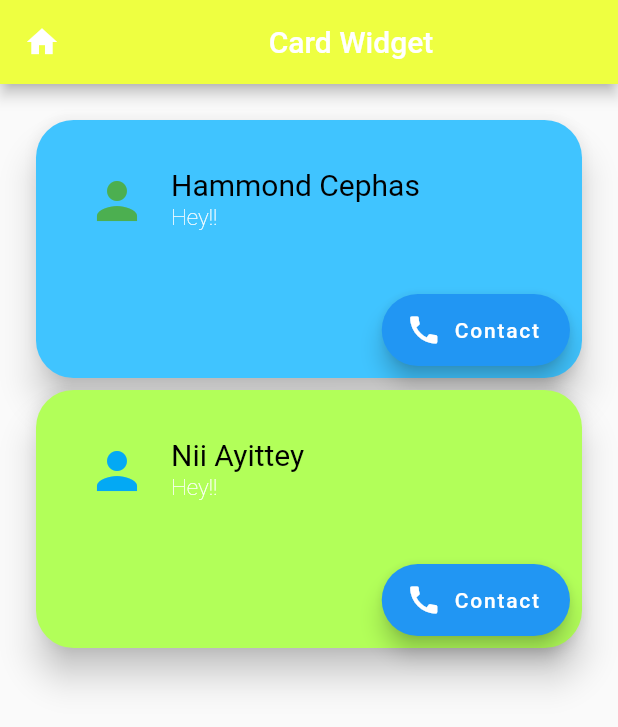
After one commit to Cephas-Hammond/safe_space, a Flutter app: the Homepage screen opened directly, on a phone screen of 412 x 824 dp. The commit adds this screen. Shown: the top 727 px of the screen. Run offline on Flutter 3.47's test engine with Material 2 defaults, Android fonts, the phone set to English and light mode, and no system bars; our stand-ins replace intro_slider.

Commit message:
Added a test home screen, would be changed soon

```diff
--- /dev/null
+++ b/safe_space/lib/home.dart
@@ -0,0 +1,124 @@
+import 'package:flutter/material.dart';
+
+class Homepage extends StatefulWidget {
+  @override
+  _HomepageState createState() => _HomepageState();
+}
+
+class _HomepageState extends State<Homepage> {
+  @override
+  Widget build(BuildContext context) {
+    return Scaffold(
+      appBar: AppBar(
+        title: Center(
+          child: Text('Card Widget'),
+        ),
+        leading: Icon(Icons.home),
+        backgroundColor: Colors.limeAccent,
+      ),
+      body: Padding(
+        padding: const EdgeInsets.all(20.0),
+        child: Column(
+          children: [
+            Card(
+              color: Colors.lightBlueAccent,
+              shape: RoundedRectangleBorder(
+                borderRadius: BorderRadius.circular(25),
+              ),
+              elevation: 10,
+              child: Column(
+                mainAxisSize: MainAxisSize.min,
+                children: [
+                  Padding(
+                    padding: const EdgeInsets.all(18.0),
+                    child: ListTile(
+                      leading: Icon(
+                        Icons.person,
+                        size: 40,
+                        color: Colors.green,
+                      ),
+                      title: Text(
+                        'Hammond Cephas',
+                        style: TextStyle(
+                          fontSize: 20,
+                          color: Colors.black,
+                        ),
+                      ),
+                      subtitle: Text(
+                        'Hey!!',
+                        style: TextStyle(
+                          fontSize: 15,
+                          color: Colors.white,
+                          fontWeight: FontWeight.w200,
+                        ),
+                      ),
+                    ),
+                  ),
+                  ButtonBar(
+                    //alignment: MainAxisAlignment.spaceEvenly,
+                    //mainAxisSize: MainAxisSize.min,
+                    children: [
+                      FloatingActionButton.extended(
+                        onPressed: () {},
+                        label: Text('Contact'),
+                        icon: Icon(Icons.call),
+                      ),
+                    ],
+                  )
+                ],
+              ),
+            ),
+            Card(
+              color: Colors.lightGreenAccent,
+              shape: RoundedRectangleBorder(
+                borderRadius: BorderRadius.circular(25),
+              ),
+              elevation: 10,
+              child: Column(
+                mainAxisSize: MainAxisSize.min,
+                children: [
+                  Padding(
+                    padding: const EdgeInsets.all(18.0),
+                    child: ListTile(
+                      leading: Icon(
+                        Icons.person,
+                        size: 40,
+                        color: Colors.lightBlue,
+                      ),
+                      title: Text(
+                        'Nii Ayittey',
+                        style: TextStyle(
+                          fontSize: 20,
+                          color: Colors.black,
+                        ),
+                      ),
+                      subtitle: Text(
+                        'Hey!!',
+                        style: TextStyle(
+                          fontSize: 15,
+                          color: Colors.white,
+                          fontWeight: FontWeight.w200,
+                        ),
+                      ),
+                    ),
+                  ),
+                  ButtonBar(
+                    //alignment: MainAxisAlignment.spaceEvenly,
+                    //mainAxisSize: MainAxisSize.min,
+                    children: [
+                      FloatingActionButton.extended(
+                        onPressed: () {},
+                        label: Text('Contact'),
+                        icon: Icon(Icons.call),
+                      ),
+                    ],
+                  )
+                ],
+              ),
+            ),
+          ],
+        ),
+      ),
+    );
+  }
+}
--- a/safe_space/lib/intro_slider.dart
+++ b/safe_space/lib/intro_slider.dart
@@ -6,6 +6,8 @@ import 'package:flutter/material.dart';
 import 'package:intro_slider/dot_animation_enum.dart';
 import 'package:intro_slider/intro_slider.dart';
 import 'package:intro_slider/slide_object.dart';
+
+import 'home.dart';
 
 class IntroSliderPage extends StatefulWidget {
   @override
@@ -106,13 +108,8 @@ class _IntroSliderPageState extends State<IntroSliderPage> {
           style: TextStyle(color: Colors.green[700]),
         ),
         renderDoneBtn: Text(
-        "Done", style: TextStyle(color: Colors.green[700]),
-        //     onPressed: () {
-        //   Timer(Duration(seconds: 3), () {
-        //     Navigator.of(context)
-        //         .pushReplacement(MaterialPageRoute(builder: (_) => Homepage()));
-        //   });
-        // }
+          "Done",
+          style: TextStyle(color: Colors.green[700]),
         ),
         colorDoneBtn: Colors.green,
         colorActiveDot: Colors.green,
@@ -121,6 +118,12 @@ class _IntroSliderPageState extends State<IntroSliderPage> {
         listCustomTabs: this.renderListCustomTabs(),
         scrollPhysics: BouncingScrollPhysics(),
         hideStatusBar: false,
+        onDonePress: () {
+          Timer(Duration(seconds: 3), () {
+            Navigator.of(context)
+                .pushReplacement(MaterialPageRoute(builder: (_) => Homepage()));
+          });
+        }
         //: false,
         );
   }
```
Lines whose indentation alone changed are shown as unchanged.
